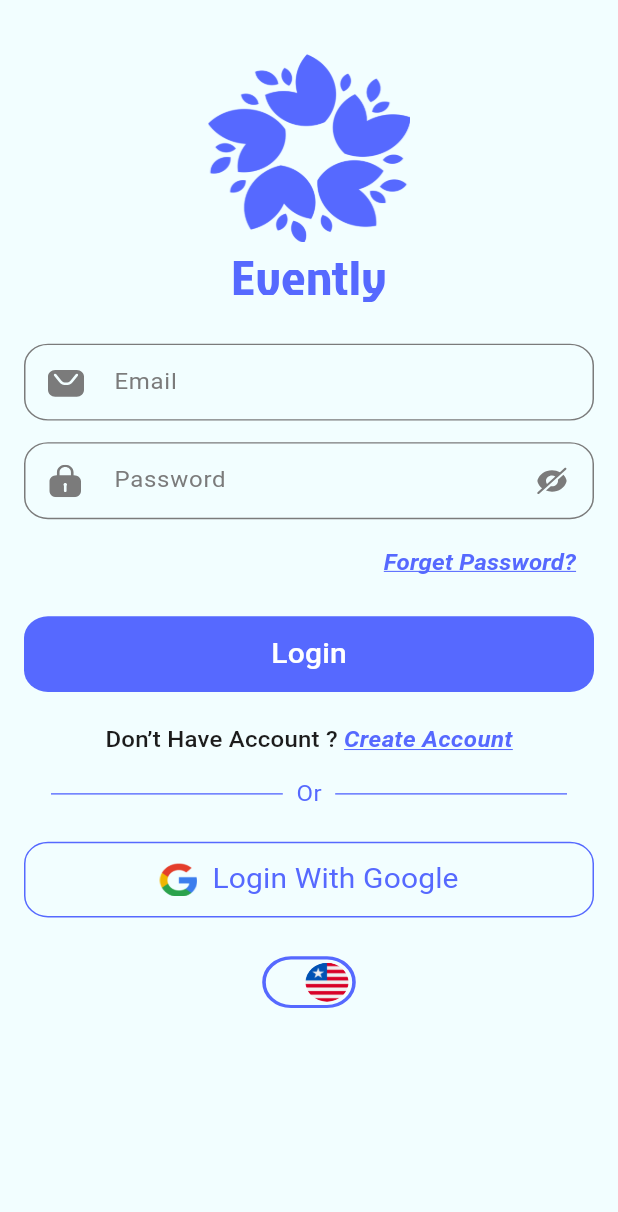
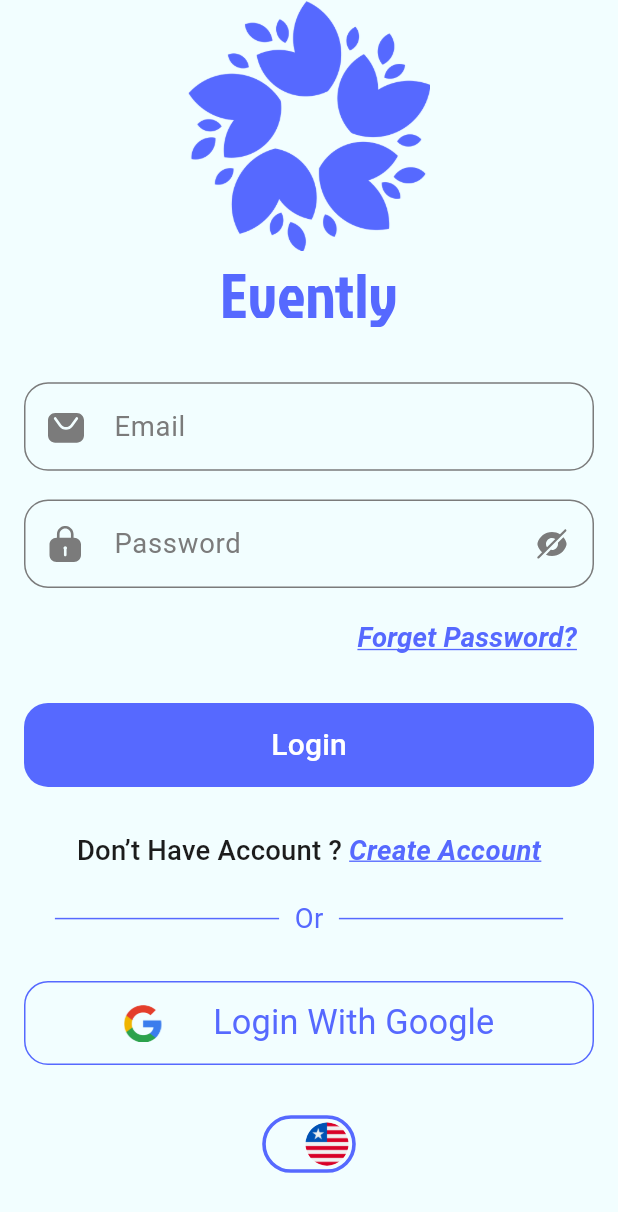
Before and after one commit to drasayed/evently, a Flutter app: the LogInScreen screen opened by its route, on a phone screen of 412 x 824 dp. Shown: the top 1212 px of the screen. Run offline on Flutter 3.47's test engine with Material 3 defaults, Android fonts, the phone set to English and light mode, and no system bars; our stand-ins replace flutter_screenutil, flutter_svg, vector_graphics.

```diff
--- a/lib/main.dart
+++ b/lib/main.dart
@@ -1,4 +1,5 @@
 import 'package:flutter/material.dart';
+import 'package:flutter_screenutil/flutter_screenutil.dart';
 
 import 'common/theme/app_theme.dart';
 import 'screens/Authentication/forget_password.dart';
@@ -16,6 +17,8 @@ class MyApp extends StatelessWidget {
   // This widget is the root of your application.
   @override
   Widget build(BuildContext context) {
+    return ScreenUtilInit(
+      builder: (context, child) {
         return MaterialApp(
           debugShowCheckedModeBanner: false,
           routes: {
@@ -29,4 +32,6 @@ class MyApp extends StatelessWidget {
           home: MainLayerScreen(),
         );
       }
+    );
   }
+}
--- a/lib/screens/Authentication/log_in_screen.dart
+++ b/lib/screens/Authentication/log_in_screen.dart
@@ -1,3 +1,5 @@
+import 'package:flutter_screenutil/flutter_screenutil.dart';
+
 import 'forget_password.dart';
 import 'package:flutter/gestures.dart';
 import 'package:flutter/material.dart';
@@ -19,33 +21,31 @@ class LogInScreen extends StatelessWidget {
       body: SafeArea(
         child: Padding(
           padding: const EdgeInsets.symmetric(horizontal: 16),
-          child: Transform.scale(
-            scaleY: 0.9,
           child: SingleChildScrollView(
             child: Column(
               crossAxisAlignment: CrossAxisAlignment.center,
               children: [
-                  Assets.images.appIcon.image(height: 140),
+                Assets.images.appIcon.image(height: 140.h),
                 Text(
                   'Evently',
                   style: TextStyle(
                     color: AppColors.mainColor,
-                      fontSize: 36,
+                    fontSize: 36.sp,
                     fontFamily: "Jockey One",
                   ),
                 ),
-                  SizedBox(height: 24),
+                SizedBox(height: 24.h),
                 CustomTextFormField(
                   hintText: 'Email',
                   prefixIcon: Assets.icons.email.svg(),
                 ), //TODO Local
-                  SizedBox(height: 16),
+                SizedBox(height: 16.h),
                 CustomTextFormField(
                   hintText: 'Password',
                   prefixIcon: Assets.icons.lock.svg(),
                   suffixIcon: Assets.icons.eye.svg(),
                 ),//TODO Local
-                  SizedBox(height: 8),
+                SizedBox(height: 8.h),
                 Row(
                   mainAxisAlignment: MainAxisAlignment.end,
                   children: [
@@ -58,7 +58,7 @@ class LogInScreen extends StatelessWidget {
                         style: TextStyle(
                           color: AppColors.mainColor,
                           fontWeight: FontWeight.bold,
-                            fontSize: 16,
+                          fontSize: 16.sp,
                           fontStyle: FontStyle.italic,
                           decoration: TextDecoration.underline,
                           decorationColor: AppColors.mainColor,
@@ -67,9 +67,9 @@ class LogInScreen extends StatelessWidget {
                     ),
                   ],
                 ),
-                  SizedBox(height: 16),
+                SizedBox(height: 16.h),
                 CustomButton(title: 'Login', onPressed: () {}),
-                  SizedBox(height: 24),
+                SizedBox(height: 24.h),
                 Text.rich(
                   TextSpan(
                     children: [
@@ -84,7 +84,7 @@ class LogInScreen extends StatelessWidget {
                         },
                         style: TextStyle(
                           fontWeight: FontWeight.bold,
-                            fontSize: 16,
+                          fontSize: 16.sp,
                           fontStyle: FontStyle.italic,
                           color: AppColors.mainColor,
                           decoration: TextDecoration.underline,
@@ -94,48 +94,49 @@ class LogInScreen extends StatelessWidget {
                     ],
                   ),
                 ),
-                  SizedBox(height: 16),
+                SizedBox(height: 16.h),
                 Row(
-                    spacing: 9,
+                  spacing: 9.w,
                   children: [
                     Expanded(
-                        child: Divider(color: AppColors.mainColor, indent: 18),
+                      child: Divider(color: AppColors.mainColor, indent: 18.w),
                     ),
                     Text(
                       'Or',
                       style: TextStyle(
                         color: AppColors.mainColor,
                         fontWeight: FontWeight.w400,
-                          fontSize: 16,
+                        fontSize: 16.sp,
                       ),
                     ),
                     Expanded(
                       child: Divider(
                         color: AppColors.mainColor,
-                          endIndent: 18,
+                        endIndent: 18.w,
                       ),
                     ),
                   ],
                 ),
-                  SizedBox(height: 24),
+                SizedBox(height: 24.h),
                 CustomOutlinedButton(
                   onPressed: () {},
                   child: Row(
                     mainAxisAlignment: MainAxisAlignment.center,
-                      spacing: 10,
+                    spacing: 10.w,
                     children: [
                       Assets.icons.googleIcon.image(height: 25),
+                      SizedBox(width: 10.w),
                       Text(
                         'Login With Google',
                         style: TextStyle(
                           color: AppColors.mainColor,
-                            fontSize: 20,
+                          fontSize: 20.sp,
                         ),//TODO Local
                       ),
                     ],
                   ),
                 ),
-                  SizedBox(height: 24),
+                SizedBox(height: 24.h),
 
                 Transform.scale(
                   scale: 1.2,
@@ -156,7 +157,6 @@ class LogInScreen extends StatelessWidget {
           ),
         ),
       ),
-      ),
     );
   }
 }
--- a/pubspec.yaml
+++ b/pubspec.yaml
@@ -35,6 +35,7 @@ dependencies:
   # Use with the CupertinoIcons class for iOS style icons.
   cupertino_icons: ^1.0.8
   flutter_svg: ^2.2.1
+  flutter_screenutil: ^5.9.3
 
 dev_dependencies:
   flutter_test:
```
Also changed, not shown: lib/common/theme/app_theme.dart (+8 -7 lines), lib/common/widget/events_card.dart (+62 -5 lines), lib/screens/Authentication/forget_password.dart (+6 -2 lines), lib/screens/Authentication/sign_up_screen.dart (+13 -15 lines), lib/screens/home/home_tab/home_header.dart (+15 -14 lines), lib/screens/home/main_layer_screen.dart (+5 -3 lines), pubspec.lock. Lines whose indentation alone changed are shown as unchanged.
